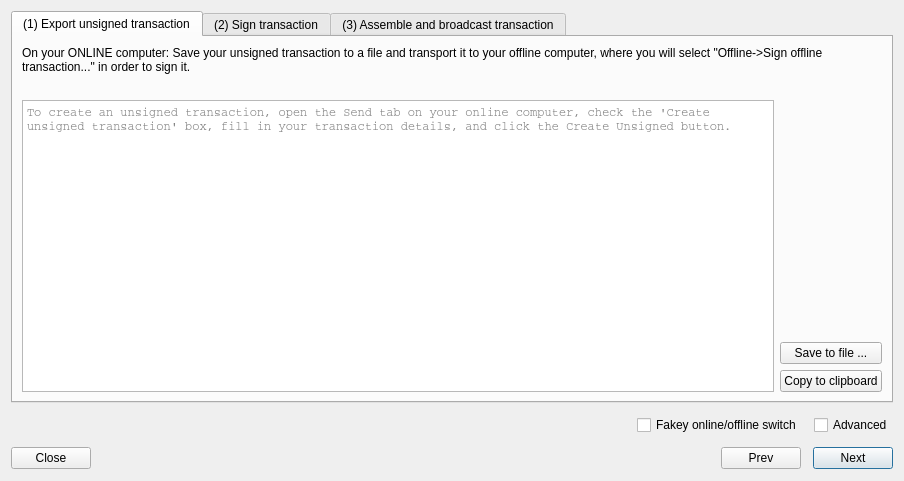
Above: src/qt/forms/offlinetransactionsdialog.ui from gwillen/bitcoin before the change. Below: the same form after it.
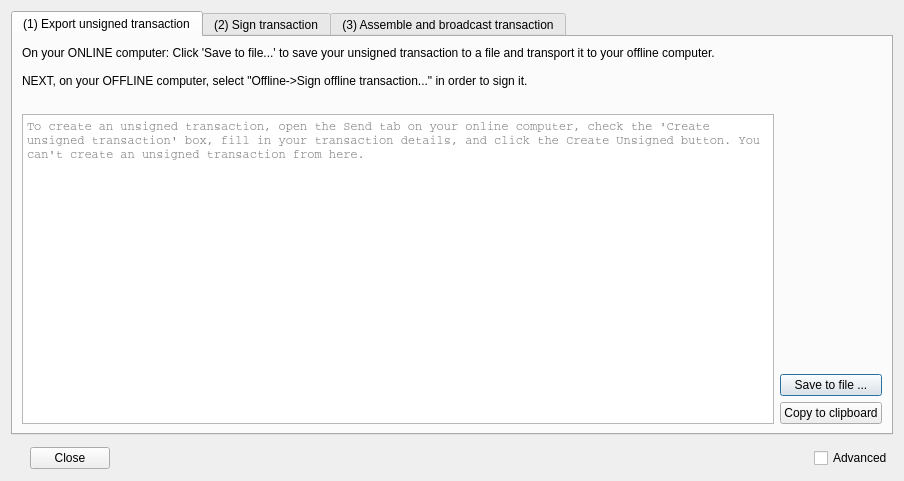
That is the form after the change. The open tabs and pages were chosen to show the change.

Commit message: WIP: remove next/prev buttons, online switch, enhance instructions

What changed in the file:
```diff
--- a/src/qt/forms/offlinetransactionsdialog.ui
+++ b/src/qt/forms/offlinetransactionsdialog.ui
@@ -52,7 +52,9 @@
            <item>
             <widget class="QLabel" name="instructionsLabel1">
              <property name="text">
-              <string>On your ONLINE computer: Save your unsigned transaction to a file and transport it to your offline computer, where you will select &quot;Offline-&gt;Sign offline transaction...&quot; in order to sign it.</string>
+              <string>On your ONLINE computer: Click 'Save to file...' to save your unsigned transaction to a file and transport it to your offline computer.
+
+NEXT, on your OFFLINE computer, select &quot;Offline-&gt;Sign offline transaction...&quot; in order to sign it.</string>
              </property>
              <property name="wordWrap">
               <bool>true</bool>
@@ -93,7 +95,7 @@
                   <bool>true</bool>
                  </property>
                  <property name="placeholderText">
-                  <string>To create an unsigned transaction, open the Send tab on your online computer, check the 'Create unsigned transaction' box, fill in your transaction details, and click the Create Unsigned button.</string>
+                  <string>To create an unsigned transaction, open the Send tab on your online computer, check the 'Create unsigned transaction' box, fill in your transaction details, and click the Create Unsigned button. You can't create an unsigned transaction from here.</string>
                  </property>
                 </widget>
                </item>
@@ -503,7 +505,20 @@
      <item>
       <widget class="QLabel" name="labelOnlineOfflineMode">
        <property name="text">
-        <string>                      </string>
+        <string/>
+       </property>
+      </widget>
+     </item>
+     <item>
+      <widget class="QPushButton" name="closeButton">
+       <property name="sizePolicy">
+        <sizepolicy hsizetype="Fixed" vsizetype="Fixed">
+         <horstretch>0</horstretch>
+         <verstretch>0</verstretch>
+        </sizepolicy>
+       </property>
+       <property name="text">
+        <string>Close</string>
        </property>
       </widget>
      </item>
@@ -520,13 +535,6 @@
        </property>
       </spacer>
      </item>
-     <item>
-      <widget class="QCheckBox" name="checkBoxOnlineOffline">
-       <property name="text">
-        <string>Fakey online/offline switch</string>
-       </property>
-      </widget>
-     </item>
      <item>
       <widget class="QCheckBox" name="checkBoxAdvanced">
        <property name="layoutDirection">
@@ -539,62 +547,6 @@
      </item>
     </layout>
    </item>
-   <item>
-    <layout class="QHBoxLayout" name="horizontalLayout_2">
-     <item alignment="Qt::AlignLeft">
-      <widget class="QPushButton" name="closeButton">
-       <property name="sizePolicy">
-        <sizepolicy hsizetype="Fixed" vsizetype="Fixed">
-         <horstretch>0</horstretch>
-         <verstretch>0</verstretch>
-        </sizepolicy>
-       </property>
-       <property name="text">
-        <string>Close</string>
-       </property>
-      </widget>
-     </item>
-     <item>
-      <spacer name="horizontalSpacer_2">
-       <property name="orientation">
-        <enum>Qt::Horizontal</enum>
-       </property>
-       <property name="sizeHint" stdset="0">
-        <size>
-         <width>40</width>
-         <height>20</height>
-        </size>
-       </property>
-      </spacer>
-     </item>
-     <item>
-      <widget class="QPushButton" name="prevButton">
-       <property name="enabled">
-        <bool>true</bool>
-       </property>
-       <property name="text">
-        <string>Prev</string>
-       </property>
-      </widget>
-     </item>
-     <item alignment="Qt::AlignRight">
-      <widget class="QPushButton" name="nextButton">
-       <property name="sizePolicy">
-        <sizepolicy hsizetype="Fixed" vsizetype="Fixed">
-         <horstretch>0</horstretch>
-         <verstretch>0</verstretch>
-        </sizepolicy>
-       </property>
-       <property name="text">
-        <string>Next</string>
-       </property>
-       <property name="default">
-        <bool>true</bool>
-       </property>
-      </widget>
-     </item>
-    </layout>
-   </item>
   </layout>
  </widget>
  <resources/>
```
Left out of the diff: 6 changed lines with no effect on the pictures. The commit also changes 2 other files.
